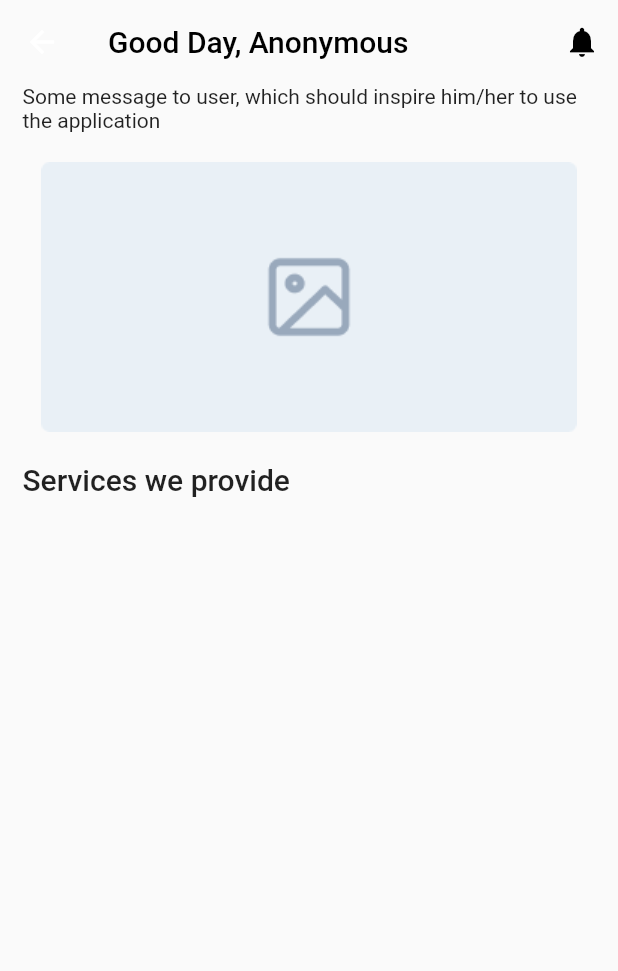
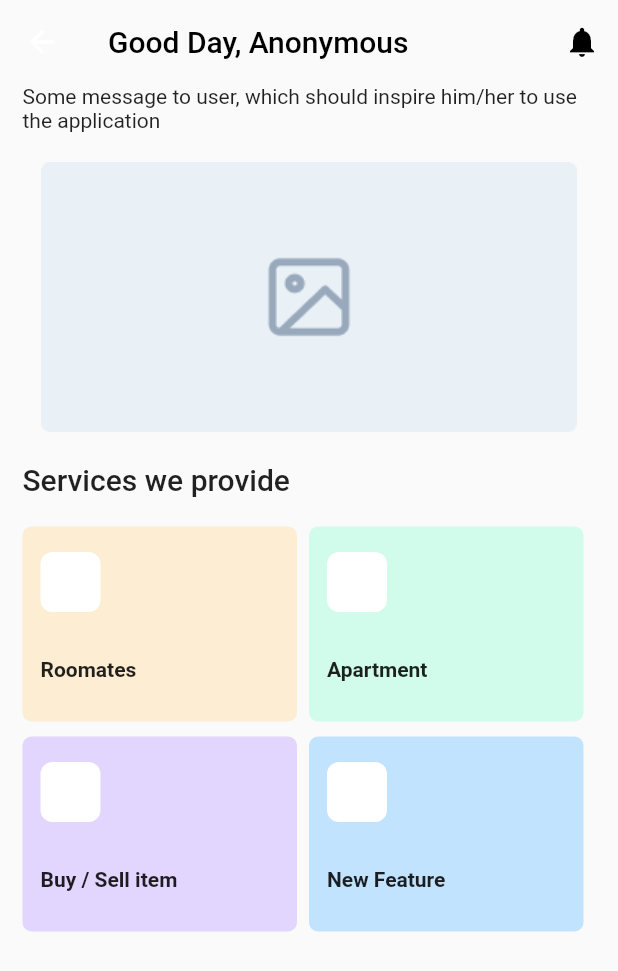
Before and after one commit to akksro/Optimus, a Flutter app: the DashboardPage screen opened directly, on a phone screen of 412 x 824 dp. Shown: the top 971 px of the screen. Run offline on Flutter 3.47's test engine with Material 2 defaults, Android fonts, the light colour scheme and no system bars.

Commit message:
Implemented the dashboard view

```diff
--- /dev/null
+++ b/lib/models/menuitem.dart
@@ -0,0 +1,15 @@
+import 'package:flutter/material.dart';
+
+class MenuItem {
+  String title;
+  String description;
+  Color bgColor;
+  IconData icon;
+
+  MenuItem({
+    required this.title,
+    required this.description,
+    required this.bgColor,
+    required this.icon,
+  });
+}
--- a/lib/resources/constants.dart
+++ b/lib/resources/constants.dart
@@ -1,3 +1,5 @@
+import 'package:flutter/material.dart';
+import 'package:optimus/models/menuitem.dart';
 import 'package:optimus/models/models.dart';
 
 class Constants {
@@ -8,6 +10,10 @@ class Constants {
   static const String next = 'Next';
   static const String skip = 'Skip';
   static const String getStarted = 'Get Started';
+  static const String greeting = 'Good Day';
+  static const String greetingMessage =
+      'Some message to user, which should inspire him/her to use the application';
+  static const String serviceWeProvide = 'Services we provide';
 
   // Path
   static const String imagePath = 'assets/images';
@@ -31,4 +37,30 @@ class Constants {
           "Provide affordable deals. Discover, chat, reach and settle in a breeze.",
     )
   ];
+
+  static List<MenuItem> menuItems = <MenuItem>[
+    MenuItem(
+        title: "Roomates",
+        description:
+            "Are you finding for any roomates? or Looking for any roomates?",
+        bgColor: const Color(0xfffdedd2),
+        icon: Icons.room),
+    MenuItem(
+        title: "Apartment",
+        description:
+            "Are you finding for any apartment? or Do you have any apartment?",
+        bgColor: const Color(0xffD1FBEA),
+        icon: Icons.house),
+    MenuItem(
+        title: "Buy / Sell item",
+        description:
+            "Do you want to sell your item? or Are you looking to buy some item?",
+        bgColor: const Color(0xffE2D5FE),
+        icon: Icons.sell),
+    MenuItem(
+        title: "New Feature",
+        description: "Add some nice description which describe the feature",
+        bgColor: const Color(0xffC1E3FE),
+        icon: Icons.new_label)
+  ];
 }
--- a/lib/views/pages/dashboard_page.dart
+++ b/lib/views/pages/dashboard_page.dart
@@ -1,5 +1,6 @@
 import 'package:flutter/material.dart';
 import 'package:optimus/resources/resources.dart';
+import 'package:optimus/views/widgets/menu.dart';
 
 class DashboardPage extends StatefulWidget {
   const DashboardPage({Key? key}) : super(key: key);
@@ -18,7 +19,7 @@ class _DashboardPageState extends State<DashboardPage> {
           elevation: 0,
           centerTitle: false,
           title: const Text(
-          'Good Day, Anonymous',
+            '${Constants.greeting}, Anonymous',
             style: TextStyle(color: Colours.primary),
             textAlign: TextAlign.start,
           ),
@@ -37,10 +38,8 @@ class _DashboardPageState extends State<DashboardPage> {
         body: SafeArea(
             child: Padding(
           padding: const EdgeInsets.symmetric(horizontal: 15.0),
-          child: Column(
-            children: [
-              const Text(
-                  "Some message to user, which should inspire him/her to use the application"),
+          child: Column(children: [
+            const Text(Constants.greetingMessage),
             const Padding(
               padding: EdgeInsets.symmetric(vertical: 20.0),
               child: Image(
@@ -50,28 +49,31 @@ class _DashboardPageState extends State<DashboardPage> {
             const Align(
               alignment: Alignment.centerLeft,
               child: Text(
-                  "Services we provide",
+                Constants.serviceWeProvide,
                 textAlign: TextAlign.left,
                 style: TextStyle(fontSize: 20.0, fontWeight: FontWeight.w500),
               ),
             ),
             Gaps.vGap20,
-              // GridView(
-
-              //   gridDelegate: const SliverGridDelegateWithFixedCrossAxisCount(
-              //     mainAxisSpacing: 10,
-              //     crossAxisSpacing: 10,
-              //     crossAxisCount: 2,
-              //     childAspectRatio: 1
-              //   ),
-              //   children: [
-              //      Text('Test'),
-              //   ],
-              // )
+            Column(
+              children: <Widget>[
+                Row(
+                  children: <Widget>[
+                    Menu(menuItem: Constants.menuItems[0]),
+                    Menu(menuItem: Constants.menuItems[1]),
+                    // Menu(Constants.menuItems[1])
                   ],
                 ),
+                Gaps.vGap10,
+                Row(
+                  children: <Widget>[
+                    Menu(menuItem: Constants.menuItems[2]),
+                    Menu(menuItem: Constants.menuItems[3]),
+                  ],
                 ),
+              ],
             ),
-    );
+          ]),
+        )));
   }
 }
--- /dev/null
+++ b/lib/views/widgets/menu.dart
@@ -0,0 +1,53 @@
+import 'package:flutter/material.dart';
+import 'package:optimus/models/menuitem.dart';
+import 'package:optimus/resources/resources.dart';
+
+class Menu extends StatefulWidget {
+  final MenuItem menuItem;
+  const Menu({Key? key, required this.menuItem}) : super(key: key);
+
+  @override
+  State<Menu> createState() => _MenuState();
+}
+
+class _MenuState extends State<Menu> {
+  @override
+  Widget build(BuildContext context) {
+    return Expanded(
+      child: Container(
+        margin: const EdgeInsets.only(right: 8),
+        height: 130,
+        decoration: BoxDecoration(
+          color: widget.menuItem.bgColor,
+          borderRadius: BorderRadius.circular(6),
+        ),
+        child: Row(
+          children: <Widget>[
+            Padding(
+              padding: const EdgeInsets.all(12),
+              child: Column(
+                crossAxisAlignment: CrossAxisAlignment.start,
+                mainAxisAlignment: MainAxisAlignment.center,
+                children: <Widget>[
+                  Container(
+                    height: 40,
+                    width: 40,
+                    decoration: BoxDecoration(
+                        color: Colors.white,
+                        borderRadius: BorderRadius.circular(8)),
+                  ),
+                  Gaps.vGap30,
+                  Text(
+                    widget.menuItem.title,
+                    style: const TextStyle(fontWeight: FontWeight.bold),
+                  ),
+                  Gaps.vGap10,
+                ],
+              ),
+            ),
+          ],
+        ),
+      ),
+    );
+  }
+}
```
Lines whose indentation alone changed are shown as unchanged.
